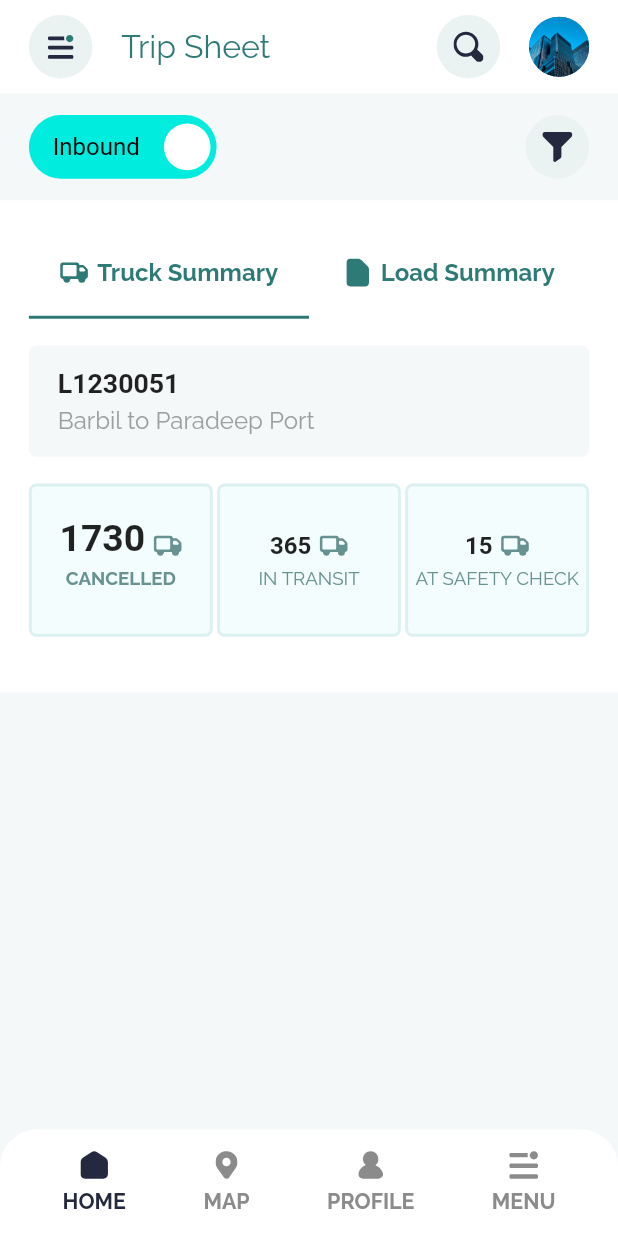
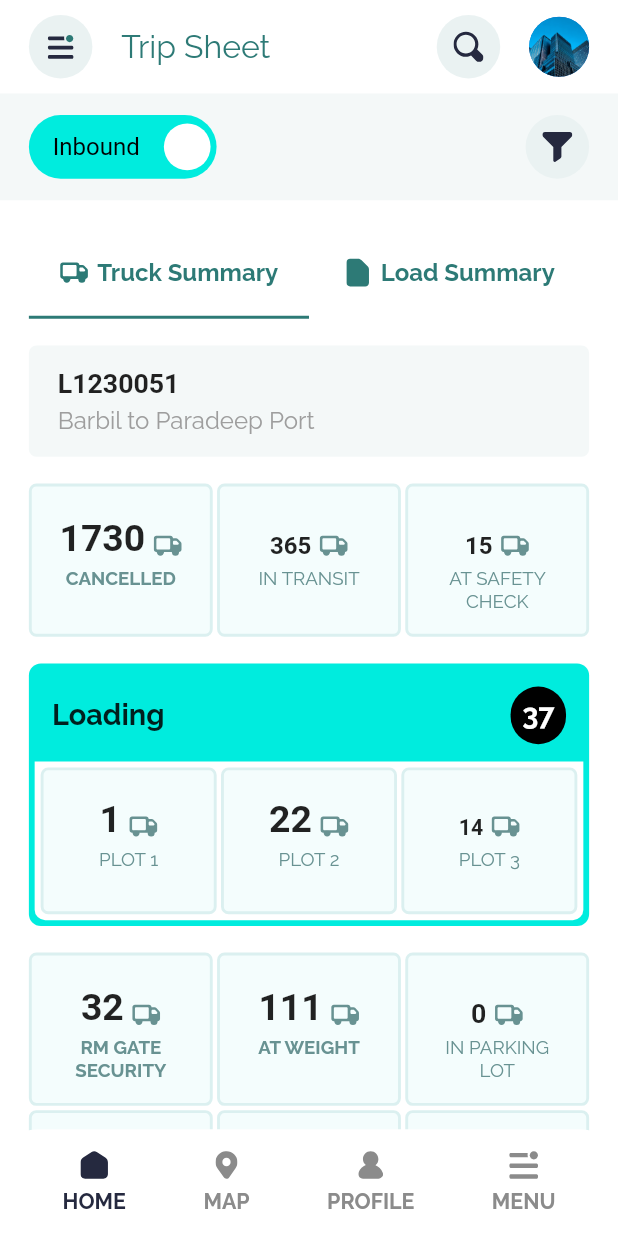
Before and after one commit to TATOS-Technologies/freelance-UI, a Flutter app: the screen it shows after launch, on a phone screen of 412 x 824 dp. Run offline on Flutter 3.47's test engine with Material 2 defaults, Android fonts, the phone set to English and light mode, and no system bars; drawn by our look-alikes of flutter_switch; our stand-ins replace bloc, equatable, flutter_bloc, flutter_screenutil, flutter_svg, go_router and 1 more.

Commit message:
updates on home screen

```diff
--- a/lib/modules/dashboard/screens/home_screem/home_screen.dart
+++ b/lib/modules/dashboard/screens/home_screem/home_screen.dart
@@ -11,6 +11,7 @@ import 'package:google_fonts/google_fonts.dart';
 
 import 'widgets/home_filter_tile.dart';
 import 'widgets/home_grid_one.dart';
+import 'widgets/loading_widget.dart';
 import 'widgets/port_tile_widget.dart';
 
 class HomeScreen extends StatefulWidget {
@@ -46,7 +47,6 @@ class _HomeScreenState extends State<HomeScreen> with TickerProviderStateMixin {
               color: Colors.white,
               padding: EdgeInsets.all(20.w),
               child: Column(
-
                 children: [
                   TabBarWidget(tabController: tabController),
                   SizedBox(
@@ -56,12 +56,107 @@ class _HomeScreenState extends State<HomeScreen> with TickerProviderStateMixin {
                   SizedBox(
                     height: 20.h,
                   ),
-                  const HomeGridOne(),
+                   HomeGrid(
+                    children: [
+                      const CommontTruckTile(
+                        title: '1730',
+                        subTitle: 'CANCELLED',
+                      ),
+                      CommontTruckTile(
+                        title: '365',
+                        titleSize: 18.sp,
+                        subTitle: 'IN TRANSIT',
+                        titleFontWeight: FontWeight.bold,
+                        subTitleFontWeight: FontWeight.normal,
+                        subTitleSize: 14.sp,
+                      ),
+                      CommontTruckTile(
+                        title: '15',
+                        titleSize: 18.sp,
+                        subTitle: 'AT SAFETY CHECK',
+                        titleFontWeight: FontWeight.bold,
+                        subTitleFontWeight: FontWeight.normal,
+                        subTitleSize: 14.sp,
+                      ),
+                    ],
+                  ),
                   SizedBox(
                     height: 20.h,
                   ),
+                  const LoadingWidget(),
+                  SizedBox(
+                    height: 20.h,
+                  ),
+                  HomeGrid(
+                    children: [
+                      const CommontTruckTile(
+                        title: '32',
+                        subTitle: 'RM GATE SECURITY',
+                      ),
+                     const CommontTruckTile(
+                        title: '111',
+                        subTitle: 'AT WEIGHT',
+                      ),
+                      CommontTruckTile(
+                        title: '0',
+                        titleSize: 20.sp,
+                        subTitle: 'IN PARKING LOT',
+                        titleFontWeight: FontWeight.bold,
+                        subTitleFontWeight: FontWeight.normal,
+                        subTitleSize: 14.sp,
+                      ),
+                      CommontTruckTile(
+                        title: '0',
+                        titleSize: 18.sp,
+                        subTitle: 'AT TIPPLER',
+                        titleFontWeight: FontWeight.bold,
+                        subTitleFontWeight: FontWeight.normal,
+                        subTitleSize: 14.sp,
+                      ),
+                      CommontTruckTile(
+                        title: '0',
+                        titleSize: 18.sp,
+                        subTitle: 'IN STOCK YARDS',
+                        titleFontWeight: FontWeight.bold,
+                        subTitleFontWeight: FontWeight.bold,
+                        subTitleSize: 14.sp,
+                      ),
+                      CommontTruckTile(
+                        title: '0',
+                        titleSize: 18.sp,
+                        subTitle: 'AT TARE WEIGHT',
+                        titleFontWeight: FontWeight.bold,
+                        subTitleFontWeight: FontWeight.bold,
+                        subTitleSize: 14.sp,
+                      ),
+                      CommontTruckTile(
+                        title: '3',
+                        titleSize: 18.sp,
+                        subTitle: 'AT EXIT GATE',
+                        titleFontWeight: FontWeight.bold,
+                        subTitleFontWeight: FontWeight.normal,
+                        subTitleSize: 14.sp,
+                      ),
+                      CommontTruckTile(
+                        title: '202',
+                        titleSize: 18.sp,
+                        subTitle: 'IN PLANT',
+                        titleFontWeight: FontWeight.bold,
+                        subTitleFontWeight: FontWeight.normal,
+                        subTitleSize: 14.sp,
+                      ),
+                      CommontTruckTile(
+                        title: '2789',
+                        subTitle: 'COMPLETED',
+                        subTitleFontWeight: FontWeight.normal,
+                        subTitleSize: 14.sp,
+                      ),
 
-
+                    ],
+                  ),
+                  SizedBox(
+                    height: 90.h,
+                  ),
                 ],
               ),
             )
--- a/lib/modules/dashboard/screens/home_screem/widgets/home_grid_one.dart
+++ b/lib/modules/dashboard/screens/home_screem/widgets/home_grid_one.dart
@@ -1,11 +1,11 @@
 import 'package:flutter/material.dart';
 import 'package:flutter_screenutil/flutter_screenutil.dart';
-import 'package:freelance/widgets/common_truck_tile.dart';
-
-class HomeGridOne extends StatelessWidget {
-  const HomeGridOne({
-    super.key,
-  });
+class HomeGrid extends StatelessWidget {
+  final List<Widget> children;
+  const HomeGrid({
+    Key? key,
+    required this.children,
+  }) : super(key: key);
 
   @override
   Widget build(BuildContext context) {
@@ -17,29 +17,7 @@ class HomeGridOne extends StatelessWidget {
           mainAxisSpacing: 3.w),
       shrinkWrap: true,
       physics: const NeverScrollableScrollPhysics(),
-      children:  [
-        const CommontTruckTile(
-          title: '1730',
-          subTitle: 'CANCELLED',
-        ),
-        CommontTruckTile(
-          title: '365',
-          titleSize: 18.sp,
-          subTitle: 'IN TRANSIT',
-          titleFontWeight: FontWeight.bold,
-          subTitleFontWeight: FontWeight.normal,
-          subTitleSize: 14.sp,
-        ),
-        CommontTruckTile(
-          title: '15',
-          titleSize: 18.sp,
-          subTitle: 'AT SAFETY CHECK',
-          titleFontWeight: FontWeight.bold,
-          subTitleFontWeight: FontWeight.normal,
-          subTitleSize: 14.sp,
-        ),
-
-      ],
+      children:  children
     );
   }
 }
--- /dev/null
+++ b/lib/modules/dashboard/screens/home_screem/widgets/loading_widget.dart
@@ -0,0 +1,93 @@
+
+import 'package:flutter/material.dart';
+import 'package:flutter_screenutil/flutter_screenutil.dart';
+import 'package:freelance/config/themes/colors.dart';
+import 'package:freelance/widgets/common_truck_tile.dart';
+import 'package:google_fonts/google_fonts.dart';
+
+class LoadingWidget extends StatelessWidget {
+  const LoadingWidget({
+    super.key,
+  });
+
+  @override
+  Widget build(BuildContext context) {
+    return Container(
+      padding: EdgeInsets.all(4.w),
+      decoration: BoxDecoration(
+          borderRadius: BorderRadius.circular(8),
+          color: AppColor.skyblue),
+      child: Column(
+        children: [
+          Padding(
+            padding: EdgeInsets.all(12.w),
+            child: Row(
+              children: [
+                Text(
+                  'Loading',
+                  style: GoogleFonts.raleway(
+                      fontSize: 20.w,
+                      fontWeight: FontWeight.bold),
+                ),
+                const Spacer(),
+                Container(
+                  padding: EdgeInsets.all(8.w),
+                  decoration: BoxDecoration(
+                      color: Colors.black,
+                      borderRadius: BorderRadius.circular(60)),
+                  child: Text(
+                    '37',
+                    style: GoogleFonts.raleway(
+                        fontSize: 20.w,
+                        color: Colors.white,
+                        fontWeight: FontWeight.bold),
+                  ),
+                )
+              ],
+            ),
+          ),
+          Container(
+            padding: const EdgeInsets.all(4),
+            decoration: const BoxDecoration(
+                color: Colors.white,
+                borderRadius: BorderRadius.only(
+                    bottomLeft: Radius.circular(7),
+                    bottomRight: Radius.circular(7))),
+            child: GridView(
+              gridDelegate:
+                  SliverGridDelegateWithFixedCrossAxisCount(
+                      crossAxisCount: 3,
+                      childAspectRatio: 1.2,
+                      crossAxisSpacing: 3.w,
+                      mainAxisSpacing: 3.w),
+              shrinkWrap: true,
+              physics: const NeverScrollableScrollPhysics(),
+              children: [
+                const CommontTruckTile(
+                  title: '1',
+                  subTitle: 'PLOT 1',
+                  subTitleFontWeight: FontWeight.normal,
+                ),
+                CommontTruckTile(
+                  title: '22',
+                  subTitle: 'PLOT 2',
+                  titleFontWeight: FontWeight.bold,
+                  subTitleFontWeight: FontWeight.normal,
+                  subTitleSize: 14.sp,
+                ),
+                CommontTruckTile(
+                  title: '14',
+                  titleSize: 16.sp,
+                  subTitle: 'PLOT 3',
+                  titleFontWeight: FontWeight.bold,
+                  subTitleFontWeight: FontWeight.normal,
+                  subTitleSize: 14.sp,
+                ),
+              ],
+            ),
+          )
+        ],
+      ),
+    );
+  }
+}
--- a/lib/widgets/common_truck_tile.dart
+++ b/lib/widgets/common_truck_tile.dart
@@ -67,7 +67,7 @@ class CommontTruckTile extends StatelessWidget {
             fit: FlexFit.tight,
             flex: 1,
             child: Padding(
-              padding:  EdgeInsets.only(top: 5.w),
+              padding:  EdgeInsets.only(top: 5.w,left: 20.w,right: 20.w),
               child: Text(
                 subTitle,
                 textAlign: TextAlign.center,
```
